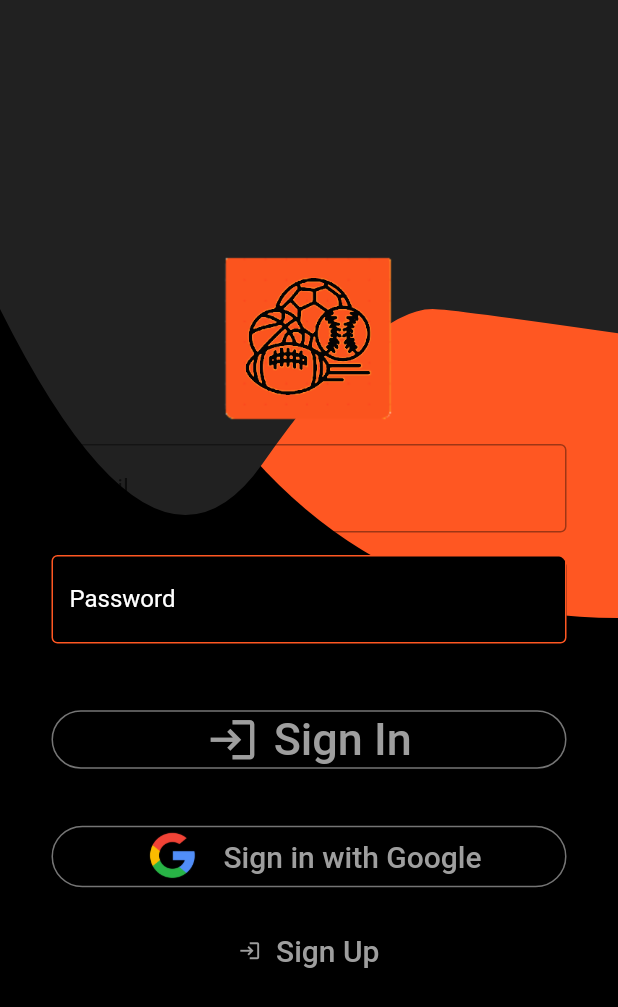
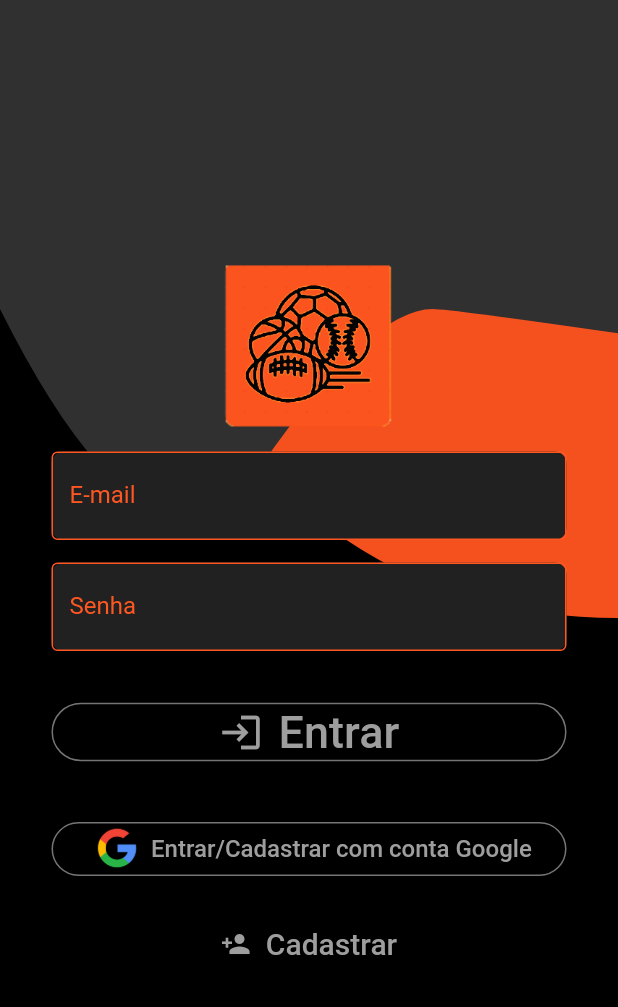
Before and after one commit to es-match/ematch, a Flutter app: the screen it shows after launch, on a phone screen of 412 x 824 dp. Shown: the top 1007 px of the screen. Run offline on Flutter 3.47's test engine with Material 2 defaults, Android fonts, the phone set to English and light mode, and no system bars; our stand-ins replace firebase_auth, firebase_core, form_field_validator, google_sign_in; missing offline and left inert: flutter_launcher_icons, simple_search_bar; accounts and stored records are empty.

Commit message:
(Alvaro)Version Login User

```diff
--- a/lib/UserApp/custom_widgets/background_painter.dart
+++ b/lib/UserApp/custom_widgets/background_painter.dart
@@ -7,13 +7,13 @@ import 'package:flutter/rendering.dart';
 class BackgroundPainter extends CustomPainter {
   BackgroundPainter({Animation<double> animation})
       : dOrangePaint = Paint()
-          ..color = Colors.deepOrange
+          ..color = Colors.deepOrange[600]
           ..style = PaintingStyle.fill,
         greyPaint = Paint()
-          ..color = Colors.grey[900]
+          ..color = Colors.grey[850]
           ..style = PaintingStyle.fill,
         orangePaint = Paint()
-          ..color = Colors.deepOrange[700]
+          ..color = Colors.black
           ..style = PaintingStyle.fill,
         liquidAnim = CurvedAnimation(
           curve: Curves.elasticOut,
--- a/lib/UserApp/views/login_page.dart
+++ b/lib/UserApp/views/login_page.dart
@@ -3,6 +3,7 @@
 import 'package:ematch/UserApp/controllers/sign_in.dart';
 import 'package:ematch/UserApp/custom_widgets/background_painter.dart';
 import 'package:flutter/material.dart';
+import 'package:flutter_launcher_icons/xml_templates.dart';
 import 'package:form_field_validator/form_field_validator.dart';
 
 import 'main_page.dart';
@@ -105,23 +106,48 @@ class _LoginPageState extends State<LoginPage>
                       SizedBox(
                         height: 10,
                       ),
-                      TextFormField(
+                      Container(
+                        decoration: BoxDecoration(
+                          color: Colors.grey[900],
+                          borderRadius: BorderRadius.circular(8.0),
+                        ),
+                        child: TextFormField(
+                          style: TextStyle(
+                            color: Colors.deepOrange,
+                          ),
                           decoration: InputDecoration(
-                            border: OutlineInputBorder(), labelText: "Email"),
+                            border: OutlineInputBorder(
+                              borderRadius: const BorderRadius.all(
+                                const Radius.circular(8.0),
+                              ),
+                              borderSide: new BorderSide(
+                                color: Colors.deepOrange,
+                                width: 1.0,
+                              ),
+                            ),
+                            enabledBorder: OutlineInputBorder(
+                              borderSide: BorderSide(
+                                  color: Colors.deepOrange, width: 1.0),
+                            ),
+                            labelText: "E-mail",
+                            labelStyle: TextStyle(
+                              color: Colors.deepOrange,
+                            ),
+                          ),
                           validator: MultiValidator([
-                          RequiredValidator(
-                              errorText: "This Field Is Required"),
-                          EmailValidator(errorText: "Invalid Email Address"),
+                            RequiredValidator(errorText: "Campo obrigatório"),
+                            EmailValidator(errorText: "E-mail Inválido"),
                           ]),
                           onChanged: (val) {
                             email = val;
                           },
                         ),
+                      ),
                       Padding(
                         padding: const EdgeInsets.symmetric(vertical: 15.0),
                         child: Container(
                           decoration: BoxDecoration(
-                            color: Colors.black,
+                            color: Colors.grey[900],
                             borderRadius: BorderRadius.circular(8.0),
                           ),
                           child: TextFormField(
@@ -130,15 +156,12 @@ class _LoginPageState extends State<LoginPage>
                             ),
                             obscureText: true,
                             decoration: InputDecoration(
-                                focusColor: Colors.white,
-                                fillColor: Colors.white,
-                                hoverColor: Colors.white,
                               border: new OutlineInputBorder(
                                 borderRadius: const BorderRadius.all(
                                   const Radius.circular(8.0),
                                 ),
                                 borderSide: new BorderSide(
-                                    color: Colors.white,
+                                  color: Colors.deepOrange,
                                   width: 1.0,
                                 ),
                               ),
@@ -146,13 +169,16 @@ class _LoginPageState extends State<LoginPage>
                                 borderSide: BorderSide(
                                     color: Colors.deepOrange, width: 1.0),
                               ),
-                                labelText: "Password",
-                                labelStyle: TextStyle(color: Colors.white)),
+                              labelText: "Senha",
+                              labelStyle: TextStyle(
+                                color: Colors.deepOrange,
+                              ),
+                            ),
                             validator: MultiValidator([
                               RequiredValidator(
-                                  errorText: "Password Is Required"),
+                                  errorText: "É necessário inserir a senha"),
                               MinLengthValidator(6,
-                                  errorText: "Minimum 6 Characters Required"),
+                                  errorText: "Mínimo de 6 caractéres"),
                             ]),
                             onChanged: (val) {
                               password = val;
@@ -164,13 +190,38 @@ class _LoginPageState extends State<LoginPage>
                         visible: signupVisible,
                         child: Padding(
                           padding: const EdgeInsets.symmetric(vertical: 15.0),
+                          child: Container(
+                            decoration: BoxDecoration(
+                              color: Colors.grey[900],
+                              borderRadius: BorderRadius.circular(8.0),
+                            ),
                             child: TextFormField(
+                              style: TextStyle(
+                                color: Colors.deepOrange,
+                              ),
                               decoration: InputDecoration(
-                                border: OutlineInputBorder(),
-                                labelText: "Name/NickName"),
+                                border: OutlineInputBorder(
+                                  borderRadius: const BorderRadius.all(
+                                    const Radius.circular(8.0),
+                                  ),
+                                  borderSide: new BorderSide(
+                                    color: Colors.deepOrange,
+                                    width: 1.0,
+                                  ),
+                                ),
+                                enabledBorder: OutlineInputBorder(
+                                  borderSide: BorderSide(
+                                      color: Colors.deepOrange, width: 1.0),
+                                ),
+                                labelText: "Nome/Apelido",
+                                labelStyle: TextStyle(
+                                  color: Colors.deepOrange,
+                                ),
+                              ),
                               validator: MultiValidator([
                                 RequiredValidator(
-                                  errorText: "This Field Is Required"),
+                                  errorText: "Campo Obrigatório",
+                                )
                               ]),
                               onChanged: (val) {
                                 name = val;
@@ -178,8 +229,6 @@ class _LoginPageState extends State<LoginPage>
                             ),
                           ),
                         ),
-                      SizedBox(
-                        height: 10,
                       ),
                       _createAccButton(),
                       _signInButton(),
@@ -252,15 +301,15 @@ class _LoginPageState extends State<LoginPage>
             mainAxisAlignment: MainAxisAlignment.center,
             children: <Widget>[
               Icon(
-                Icons.login,
+                Icons.keyboard_return,
                 color: Colors.grey,
-                size: 15.0,
-                semanticLabel: 'Text to announce in accessibility modes',
+                size: 20.0,
+                semanticLabel: 'Volte para tela de log-in',
               ),
               Padding(
                 padding: const EdgeInsets.only(left: 10),
                 child: Text(
-                  'Back to Sign In',
+                  'Voltar para Login',
                   style: TextStyle(
                     fontSize: 20,
                     color: Colors.grey,
@@ -293,15 +342,15 @@ class _LoginPageState extends State<LoginPage>
             mainAxisAlignment: MainAxisAlignment.center,
             children: <Widget>[
               Icon(
-                Icons.login,
+                Icons.person_add,
                 color: Colors.grey,
-                size: 15.0,
-                semanticLabel: 'Text to announce in accessibility modes',
+                size: 20.0,
+                semanticLabel: 'Crie um novo cadastro',
               ),
               Padding(
                 padding: const EdgeInsets.only(left: 10),
                 child: Text(
-                  'Sign Up',
+                  'Cadastrar',
                   style: TextStyle(
                     fontSize: 20,
                     color: Colors.grey,
@@ -336,13 +385,13 @@ class _LoginPageState extends State<LoginPage>
                 Icon(
                   Icons.login,
                   color: Colors.grey,
-                  size: 35.0,
-                  semanticLabel: 'Text to announce in accessibility modes',
+                  size: 30.0,
+                  semanticLabel: 'Crie uma nova conta',
                 ),
                 Padding(
                   padding: const EdgeInsets.only(left: 10),
                   child: Text(
-                    'Create Account',
+                    'Criar nova conta',
                     style: TextStyle(
                       fontSize: 30,
                       color: Colors.grey,
@@ -379,13 +428,13 @@ class _LoginPageState extends State<LoginPage>
                 Icon(
                   Icons.login,
                   color: Colors.grey,
-                  size: 35.0,
-                  semanticLabel: 'Text to announce in accessibility modes',
+                  size: 30.0,
+                  semanticLabel: 'Conectar com seu usuário',
                 ),
                 Padding(
                   padding: const EdgeInsets.only(left: 10),
                   child: Text(
-                    'Sign In',
+                    'Entrar',
                     style: TextStyle(
                       fontSize: 30,
                       color: Colors.grey,
@@ -434,13 +483,13 @@ class _LoginPageState extends State<LoginPage>
               mainAxisAlignment: MainAxisAlignment.center,
               children: <Widget>[
                 Image(
-                    image: AssetImage("assets/google_logo.png"), height: 35.0),
+                    image: AssetImage("assets/google_logo.png"), height: 30.0),
                 Padding(
-                  padding: const EdgeInsets.only(left: 10),
+                  padding: const EdgeInsets.only(left: 2),
                   child: Text(
-                    'Sign in with Google',
+                    'Entrar/Cadastrar com conta Google',
                     style: TextStyle(
-                      fontSize: 20,
+                      fontSize: 16,
                       color: Colors.grey,
                     ),
                   ),
--- a/lib/UserApp/views/profile_page.dart
+++ b/lib/UserApp/views/profile_page.dart
@@ -33,7 +33,7 @@ class ProfilePage extends StatelessWidget {
           children: <Widget>[
             CircleAvatar(
               backgroundImage: NetworkImage(
-                imageUrl,
+                my_imageurl,
               ),
               radius: 60,
               backgroundColor: Colors.transparent,
@@ -47,7 +47,7 @@ class ProfilePage extends StatelessWidget {
                   color: Colors.black54),
             ),
             Text(
-              name,
+              my_name,
               style: TextStyle(
                   fontSize: 25,
                   color: Colors.black,
@@ -62,7 +62,7 @@ class ProfilePage extends StatelessWidget {
                   color: Colors.black54),
             ),
             Text(
-              email,
+              my_email,
               style: TextStyle(
                   fontSize: 25,
                   color: Colors.black,
```
Also changed, not shown: lib/OwnerApp/views/mainPage/repository/UserRepository.dart (+41 -19 lines), lib/UserApp/controllers/sign_in.dart (+107 -60 lines), assets/blank_user.png (added). Lines whose indentation alone changed are shown as unchanged.
